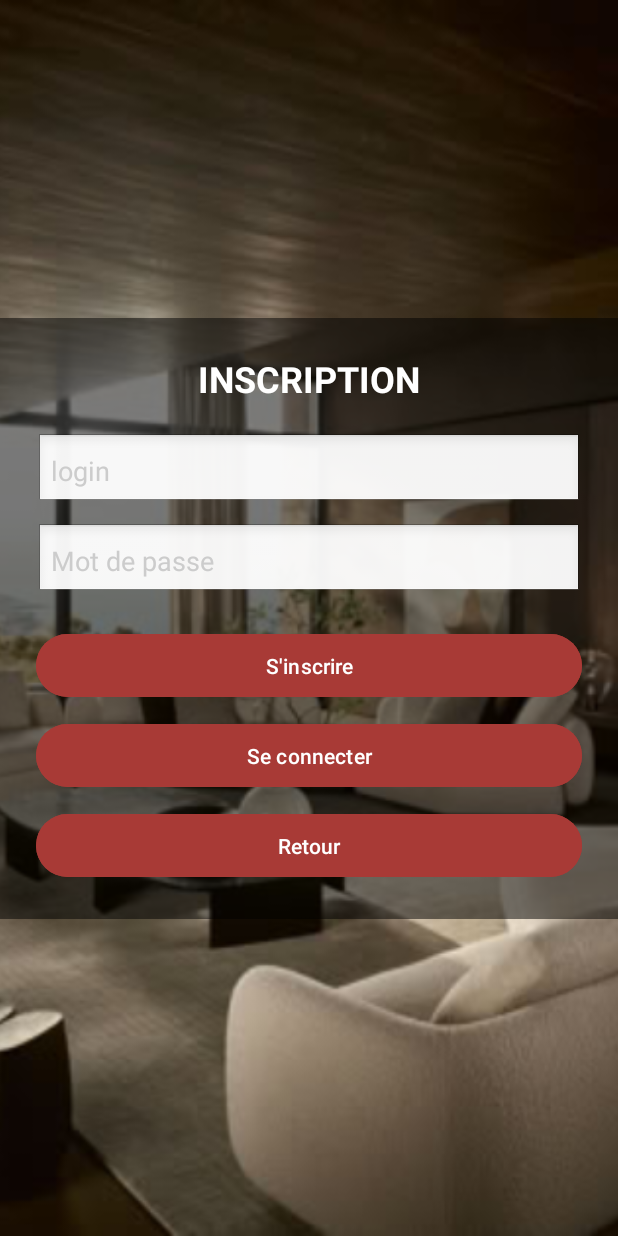
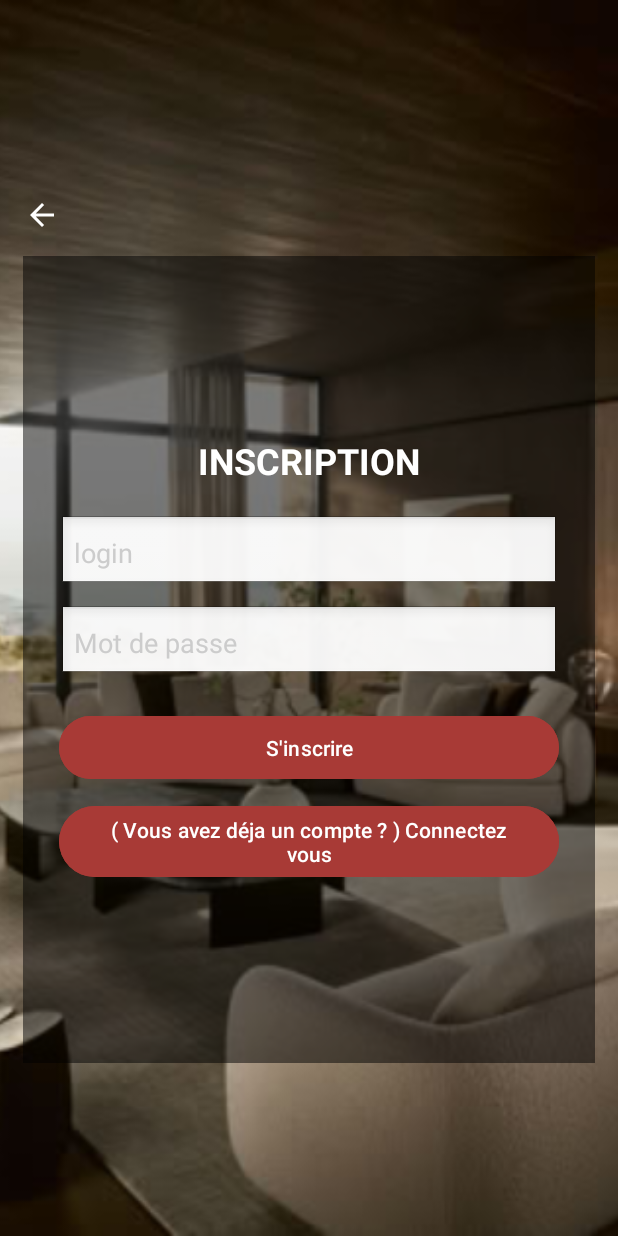
Before and after one commit to maku25/chalet_moderne, an Android app: the RegisterActivity screen opened directly, with no data from a screen before it, on a phone screen of 412 x 824 dp. Run offline under Robolectric (Android 15) with nearby library versions, the phone set to English and light mode, and no system bars.

Commit message:
implementation house_activity.xml

```diff
--- a/app/src/main/java/com/kemalkut/projet/ui/activities/MainActivity.kt
+++ b/app/src/main/java/com/kemalkut/projet/ui/activities/MainActivity.kt
@@ -12,6 +12,10 @@ import com.kemalkut.projet.R
 /**
  * MainActivity: page d'accueil de l'application.
  * Elle permet à l'utilisateur de choisir de se connecter ou de s'inscrire.
+ *
+ *
+ * github du prof cmeunier-ub
+ *
  */
 class MainActivity : AppCompatActivity() {
 
--- a/app/src/main/java/com/kemalkut/projet/ui/activities/RegisterActivity.kt
+++ b/app/src/main/java/com/kemalkut/projet/ui/activities/RegisterActivity.kt
@@ -15,6 +15,8 @@ import com.kemalkut.projet.model.UserData
 
 // A FAIRE !!!!
 // Vérification des caractères -> uniquement des chiffres et des lettres pour le login et le mdp
+
+// liés le boutton retour je l'ai changé en Imagebutton et je vois pas ou tu la declarer ( pour les 2 Ui )
 
 /**
  * RegisterActivity gère l'inscription des nouveaux utilisateurs.
--- /dev/null
+++ b/app/src/main/res/drawable/ic_arrow_back.xml
@@ -0,0 +1,5 @@
+<vector xmlns:android="http://schemas.android.com/apk/res/android" android:autoMirrored="true" android:height="24dp" android:tint="#000000" android:viewportHeight="24" android:viewportWidth="24" android:width="24dp">
+
+    <path android:fillColor="@android:color/white" android:pathData="M20,11H7.83l5.59,-5.59L12,4l-8,8 8,8 1.41,-1.41L7.83,13H20v-2z"/>
+
+</vector>
--- a/app/src/main/res/layout/activity_register.xml
+++ b/app/src/main/res/layout/activity_register.xml
@@ -16,17 +16,32 @@
         android:src="@drawable/background_image"/>
 
     <LinearLayout
+        android:layout_width="404dp"
+        android:layout_height="722dp"
+        android:gravity="center"
+        android:orientation="vertical"
+        app:layout_constraintBottom_toBottomOf="@+id/background_image"
+        app:layout_constraintEnd_toEndOf="@+id/background_image"
+        app:layout_constraintStart_toStartOf="@+id/background_image"
+        app:layout_constraintTop_toTopOf="parent">
+
+        <ImageButton
+            android:id="@+id/btnBackHome2"
+            android:layout_width="48dp"
+            android:layout_height="55dp"
+            android:layout_gravity="start"
+            android:background="@android:color/transparent"
+            android:src="@drawable/ic_arrow_back"
+            app:tint="@android:color/white" />
+
+        <LinearLayout
             android:id="@+id/signup_container"
-        android:layout_width="0dp"
-        android:layout_height="wrap_content"
+            android:layout_width="381dp"
+            android:layout_height="538dp"
             android:background="#80000000"
             android:gravity="center"
             android:orientation="vertical"
-        android:padding="24dp"
-        app:layout_constraintBottom_toBottomOf="parent"
-        app:layout_constraintEnd_toEndOf="@+id/background_image"
-        app:layout_constraintStart_toStartOf="parent"
-        app:layout_constraintTop_toTopOf="@+id/background_image">
+            android:padding="24dp">
 
 
             <TextView
@@ -68,31 +83,25 @@
             <Button
                 android:id="@+id/btnRegister"
                 android:layout_width="match_parent"
-            android:onClick="register"
                 android:layout_height="50dp"
                 android:layout_marginTop="10dp"
                 android:backgroundTint="#A83A36"
+                android:onClick="register"
                 android:text="S'inscrire"
                 android:textColor="@android:color/white" />
 
             <Button
                 android:id="@+id/btnGoLogin2"
                 android:layout_width="match_parent"
-            android:onClick="goToLogin"
-            android:layout_height="50dp"
+                android:layout_height="wrap_content"
                 android:layout_marginTop="10dp"
                 android:backgroundTint="#A83A36"
-            android:text="Se connecter"
+                android:onClick="goToLogin"
+                android:text="( Vous avez déja un compte ? ) Connectez vous"
                 android:textColor="@android:color/white" />
-        <Button
-            android:id="@+id/btnBackHome2"
-            android:layout_width="match_parent"
-            android:onClick="backHome2"
-            android:layout_height="50dp"
-            android:layout_marginTop="10dp"
-            android:backgroundTint="#A83A36"
-            android:text="Retour"
-            android:textColor="@android:color/white" />
+
+
+        </LinearLayout>
     </LinearLayout>
 
 </androidx.constraintlayout.widget.ConstraintLayout>
```
Also changed, not shown: app/src/main/res/layout/activity_devices.xml (+46 -11 lines), app/src/main/res/layout/activity_houses.xml (+47 -11 lines), app/src/main/res/layout/activity_login.xml (+30 -24 lines). Lines whose indentation alone changed are shown as unchanged.
